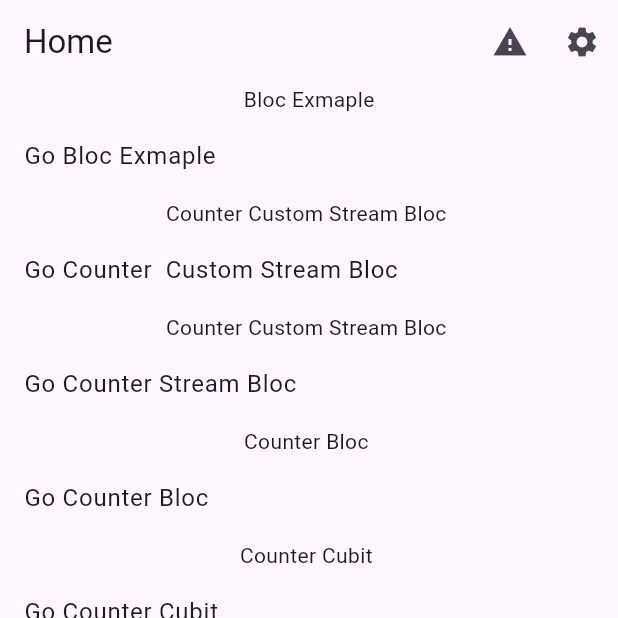
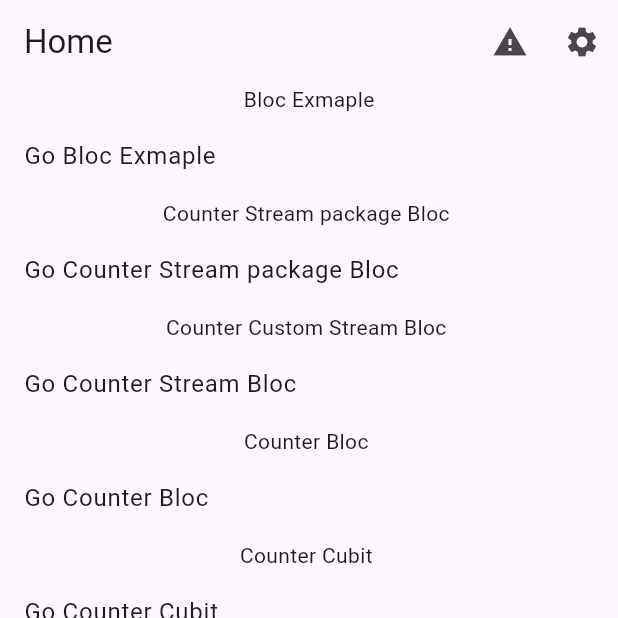
Before and after one commit to GachiB0y/example_custom_bloc_stream, a Flutter app: the screen it shows after launch, on a phone screen of 412 x 824 dp, the top half of it. Run offline on Flutter 3.47's test engine with Material 3 defaults, Android fonts, the phone set to English and light mode, and no system bars; our stand-ins replace bloc, bloc_concurrency, flutter_bloc; missing offline and left inert: dart:html, stream_bloc.

Commit message:
fix bug
fix bug

```diff
--- a/lib/app.dart
+++ b/lib/app.dart
@@ -131,9 +131,9 @@ class BodyWidget extends StatelessWidget {
                       AppPages.bloc.page(),
                     ]),
           ),
-          const Text('Counter Custom Stream Bloc '),
+          const Text('Counter Stream package Bloc '),
           ListTile(
-            title: const Text('Go Counter  Custom Stream Bloc'),
+            title: const Text('Go Counter Stream package Bloc'),
             onTap: () => AppNavigator.change(
                 context,
                 (pages) => [
@@ -148,7 +148,7 @@ class BodyWidget extends StatelessWidget {
                 context,
                 (pages) => [
                       ...pages,
-                      AppPages.blocStreamCounter.page(),
+                      AppPages.blocCustomStreamCounter.page(),
                     ]),
           ),
           const Text('Counter Bloc '),
--- a/lib/feature/counter/bloc/counter_stream_bloc/counter_stream_event.dart
+++ b/lib/feature/counter/bloc/counter_stream_bloc/counter_stream_event.dart
@@ -3,6 +3,11 @@ part of 'counter_stream_bloc.dart';
 // Business Logic Component Counter Events
 sealed class CounterEvent {
   const CounterEvent();
+}
+
+// Init State Event
+class InitStateCounterEvent extends CounterEvent {
+  const InitStateCounterEvent();
 }
 
 // Increment
--- a/lib/feature/counter/widget/counter_custom_stream_bloc.dart
+++ b/lib/feature/counter/widget/counter_custom_stream_bloc.dart
@@ -24,7 +24,7 @@ class _CounterCustomStreamBlocScreenState
   Widget build(BuildContext context) {
     return Scaffold(
       appBar: AppBar(
-        title: const Text('Counter BLoC'),
+        title: const Text('Custom Stream'),
       ),
       body: StreamBuilder<CounterStreamState>(
         stream: counterBLoC.stream,
--- a/lib/feature/counter/widget/counter_stream_bloc_screen.dart
+++ b/lib/feature/counter/widget/counter_stream_bloc_screen.dart
@@ -24,7 +24,7 @@ class _CounterStreamBlocScreenState extends State<CounterStreamBlocScreen> {
   Widget build(BuildContext context) {
     return Scaffold(
       appBar: AppBar(
-        title: const Text('Counter BLoC'),
+        title: const Text('stream_bloc'),
       ),
       body: BlocBuilder<CounterStreamBLoC, CounterStreamState>(
         bloc: counterBLoC,
```
Also changed, not shown: lib/feature/counter/bloc/counter_bloc/counter_bloc.dart (+3 -10 lines), lib/feature/counter/bloc/counter_stream_bloc/counter_stream_bloc.dart (+5 -6 lines), pubspec.lock.
